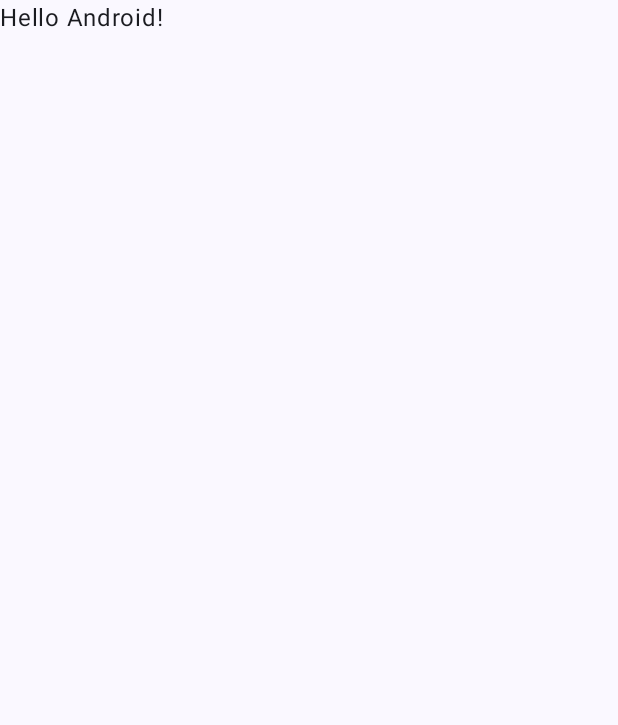
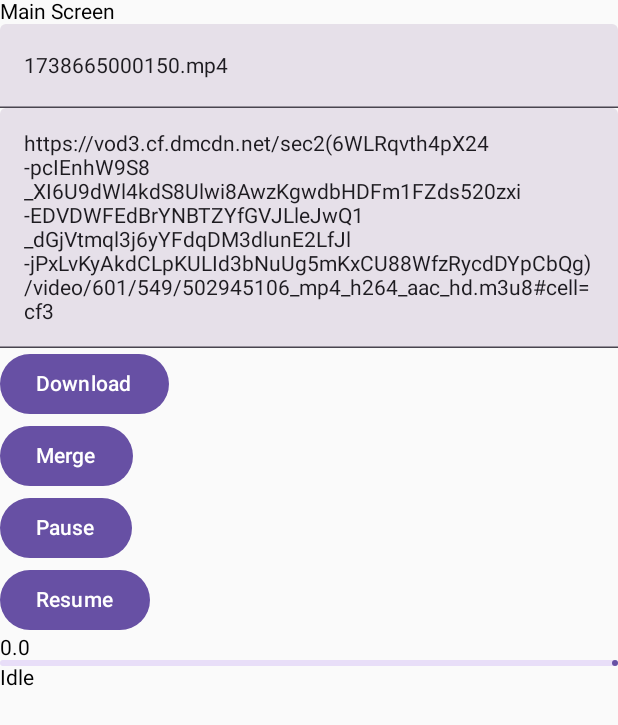
Before and after one commit to itxaliraza/VideoDownloaderLib, an Android app built with Jetpack Compose: the screen it shows after launch (MainActivity), on a phone screen of 412 x 824 dp. Before the commit the part shown is almost empty. Shown: the top 725 px of the screen. Run offline under Robolectric (Android 15) with nearby library versions, the phone set to English and light mode, and no system bars; libraries missing offline, so code that uses them is left out: ir.kaaveh.sdpcompose; 1 statement that could not run was skipped.

Commit message:
Test VIdeos

```diff
--- a/adm_downloader/src/main/java/com/adm/core/m3u8/SimpleVideosMergerImpl.kt
+++ b/adm_downloader/src/main/java/com/adm/core/m3u8/SimpleVideosMergerImpl.kt
@@ -17,7 +17,7 @@ class SimpleVideosMergerImpl(private val logger: Logger) : VideosMerger {
     override suspend fun mergeVideos(folderPath: String, destPath: String): Result<Boolean> {
         return withContext(Dispatchers.IO) {
             val file = File(folderPath)
-            val list = (file.listFiles()?.toList()?.mapNotNull { it } ?: emptyList())
+             val list = (file.listFiles()?.toList()?.mapNotNull { it } ?: emptyList())
             val sorted = list.sortedBy {
                 it.nameWithoutExtension.toIntOrNull() ?: Int.MAX_VALUE
             }
--- a/adm_downloader/src/main/java/com/adm/core/services/downloader/DownloaderTypeProviderImpl.kt
+++ b/adm_downloader/src/main/java/com/adm/core/services/downloader/DownloaderTypeProviderImpl.kt
@@ -3,24 +3,27 @@ package com.adm.core.services.downloader
 import android.content.Context
 import com.adm.core.m3u8.M3u8DownloaderParallel
 import com.adm.core.m3u8.MaxParallelDownloads
+import com.adm.core.m3u8.MaxParallelDownloadsImpl
+import com.adm.core.m3u8.SimpleVideosMergerImpl
 import com.adm.core.m3u8.TempDirProvider
 import com.adm.core.m3u8.TempDirProviderImpl
 import com.adm.core.m3u8.VideosMerger
 import com.adm.core.services.logger.Logger
 import com.adm.core.m3u8_parser.listeners.M3u8ChunksPicker
 import com.adm.core.m3u8_parser.parsers.M3u8ChunksPickerImpl
+import com.adm.core.services.logger.LoggerImpl
 
 class DownloaderTypeProviderImpl(
     private val context: Context,
     private val tempDirProvider: TempDirProvider = TempDirProviderImpl(context = context),
     private val m3U8PlaylistParser: M3u8ChunksPicker = M3u8ChunksPickerImpl(),
-    private val videosMerger: VideosMerger,
-    private val logger: Logger,
-    private val maxParallelDownloads: MaxParallelDownloads,
+    private val videosMerger: VideosMerger=SimpleVideosMergerImpl(LoggerImpl()),
+    private val logger: Logger=LoggerImpl(),
+    private val maxParallelDownloads: MaxParallelDownloads=MaxParallelDownloadsImpl(),
 ) : DownloaderTypeProvider {
     override fun providerDownloader(url: String): MediaDownloader {
 
-        return if (url.trim().endsWith("m3u8"))
+        return if (url.trim().contains(".m3u8"))
             M3u8DownloaderParallel(
                 context = context,
                 tempDirProvider = tempDirProvider,
--- /dev/null
+++ b/app/src/main/java/adm/downloader/AppClass.kt
@@ -0,0 +1,31 @@
+package com.down.adm_core
+
+import android.app.Application
+import com.adm.core.m3u8.M3u8Downloader
+import com.adm.core.m3u8.M3u8DownloaderParallel
+import com.adm.core.m3u8.MaxParallelDownloadsImpl
+import com.adm.core.m3u8.SimpleVideosMergerImpl
+import com.adm.core.m3u8.VideosMerger
+import com.adm.core.services.downloader.DownloaderTypeProvider
+import com.adm.core.services.downloader.DownloaderTypeProviderImpl
+import com.adm.core.services.logger.LoggerImpl
+import org.koin.android.ext.koin.androidContext
+import org.koin.core.context.startKoin
+import org.koin.core.module.dsl.viewModelOf
+import org.koin.dsl.module
+
+class AppClass : Application() {
+    override fun onCreate() {
+        super.onCreate()
+        startKoin {
+            androidContext(applicationContext)
+            modules(modules = module {
+                viewModelOf(::MainScreenViewModel)
+
+                single<DownloaderTypeProvider> {
+                    DownloaderTypeProviderImpl(context = get())
+                }
+            })
+        }
+    }
+}
--- a/app/src/main/java/adm/downloader/MainActivity.kt
+++ b/app/src/main/java/adm/downloader/MainActivity.kt
@@ -1,31 +1,20 @@
-package adm.downloader
+package com.down.adm_core
 
 import android.os.Bundle
 import androidx.activity.ComponentActivity
 import androidx.activity.compose.setContent
 import androidx.activity.enableEdgeToEdge
-import androidx.compose.foundation.layout.fillMaxSize
-import androidx.compose.foundation.layout.padding
-import androidx.compose.material3.Scaffold
 import androidx.compose.material3.Text
 import androidx.compose.runtime.Composable
 import androidx.compose.ui.Modifier
 import androidx.compose.ui.tooling.preview.Preview
-import adm.downloader.ui.theme.VideoDownloaderLibTheme
+import com.down.adm_core.ui.theme.AdmcoreTheme
 
 class MainActivity : ComponentActivity() {
     override fun onCreate(savedInstanceState: Bundle?) {
         super.onCreate(savedInstanceState)
-        enableEdgeToEdge()
         setContent {
-            VideoDownloaderLibTheme {
-                Scaffold(modifier = Modifier.fillMaxSize()) { innerPadding ->
-                    Greeting(
-                        name = "Android",
-                        modifier = Modifier.padding(innerPadding)
-                    )
-                }
-            }
+            MainScreen()
         }
     }
 }
@@ -41,7 +30,7 @@ fun Greeting(name: String, modifier: Modifier = Modifier) {
 @Preview(showBackground = true)
 @Composable
 fun GreetingPreview() {
-    VideoDownloaderLibTheme {
+    AdmcoreTheme {
         Greeting("Android")
     }
 }
--- /dev/null
+++ b/app/src/main/java/adm/downloader/MainScreen.kt
@@ -0,0 +1,93 @@
+package com.down.adm_core
+
+import androidx.compose.foundation.layout.Column
+import androidx.compose.foundation.layout.fillMaxSize
+import androidx.compose.foundation.layout.fillMaxWidth
+import androidx.compose.foundation.layout.height
+import androidx.compose.material3.Button
+import androidx.compose.material3.LinearProgressIndicator
+import androidx.compose.material3.Text
+import androidx.compose.material3.TextField
+import androidx.compose.runtime.Composable
+import androidx.compose.runtime.getValue
+import androidx.compose.runtime.mutableStateOf
+import androidx.compose.runtime.remember
+import androidx.compose.runtime.setValue
+import androidx.compose.ui.Modifier
+import androidx.compose.ui.platform.LocalContext
+import androidx.lifecycle.compose.collectAsStateWithLifecycle
+import ir.kaaveh.sdpcompose.sdp
+import org.koin.androidx.compose.koinViewModel
+
+@Composable
+fun MainScreen(
+    viewModel: MainScreenViewModel = koinViewModel()
+) {
+    val state by viewModel.state.collectAsStateWithLifecycle()
+    val context = LocalContext.current
+    Column(
+        modifier = Modifier
+            .fillMaxSize()
+    ) {
+        var textUrl by remember {
+            mutableStateOf("https://vod3.cf.dmcdn.net/sec2(6WLRqvth4pX24-pcIEnhW9S8_XI6U9dWl4kdS8Ulwi8AwzKgwdbHDFm1FZds520zxi-EDVDWFEdBrYNBTZYfGVJLleJwQ1_dGjVtmql3j6yYFdqDM3dlunE2LfJl-jPxLvKyAkdCLpKULId3bNuUg5mKxCU88WfzRycdDYpCbQg)/video/601/549/502945106_mp4_h264_aac_hd.m3u8#cell=cf3")
+        }
+        var fileName by remember {
+            mutableStateOf(System.currentTimeMillis().toString() + ".mp4")
+        }
+        Text("Main Screen")
+        VerticalSpacer()
+        TextField(
+            value = fileName,
+            onValueChange = {
+                fileName = it
+            },
+            modifier = Modifier
+                .fillMaxWidth()
+        )
+        TextField(
+            value = textUrl,
+            onValueChange = {
+                textUrl = it
+            },
+            modifier = Modifier
+                .fillMaxWidth()
+        )
+        Button(onClick = {
+            viewModel.download(context, fileName, textUrl)
+        }) {
+            Text("Download")
+        }
+        Button(onClick = {
+            viewModel.merge(context)
+        }) {
+            Text("Merge")
+        }
+        Button(onClick = {
+            viewModel.pause(context)
+        }) {
+            Text("Pause")
+        }
+        Button(onClick = {
+            viewModel.resume(context)
+        }) {
+            Text("Resume")
+        }
+        VerticalSpacer(20)
+        Text(state.progress.toString())
+        LinearProgressIndicator(
+            progress = {
+                state.progress
+            },
+            modifier = Modifier
+                .fillMaxWidth()
+        )
+        VerticalSpacer()
+        Text(state.status.toString())
+    }
+}
+
+@Composable
+fun VerticalSpacer(height: Int = 10) {
+    Modifier.height(height.sdp)
+}
--- a/app/src/main/res/values/strings.xml
+++ b/app/src/main/res/values/strings.xml
@@ -1,3 +1,3 @@
 <resources>
-    <string name="app_name">VideoDownloaderLib</string>
+    <string name="app_name">adm-core</string>
 </resources>
--- a/app/src/main/res/values/themes.xml
+++ b/app/src/main/res/values/themes.xml
@@ -1,5 +1,5 @@
 <?xml version="1.0" encoding="utf-8"?>
 <resources>
 
-    <style name="Theme.VideoDownloaderLib" parent="android:Theme.Material.Light.NoActionBar" />
+    <style name="Theme.Admcore" parent="android:Theme.Material.Light.NoActionBar" />
 </resources>
--- a/settings.gradle.kts
+++ b/settings.gradle.kts
@@ -16,6 +16,10 @@ dependencyResolutionManagement {
     repositories {
         google()
         mavenCentral()
+
+
+        maven { url = uri("https://www.jitpack.io" ) }
+
     }
 }
 
```
Also changed, not shown: adm_downloader/src/main/java/com/adm/core/m3u8/M3u8DownloaderParallel.kt (+8 -2 lines), app/build.gradle.kts (+7 -0 lines), app/src/main/AndroidManifest.xml (+7 -4 lines), app/src/main/java/adm/downloader/MainScreenViewModel.kt (added, +140 -0 lines), app/src/main/java/adm/downloader/theme/Color.kt (added, +11 -0 lines), app/src/main/java/adm/downloader/theme/Theme.kt (added, +58 -0 lines), app/src/main/java/adm/downloader/theme/Type.kt (added, +34 -0 lines), gradle/libs.versions.toml (+8 -0 lines).
